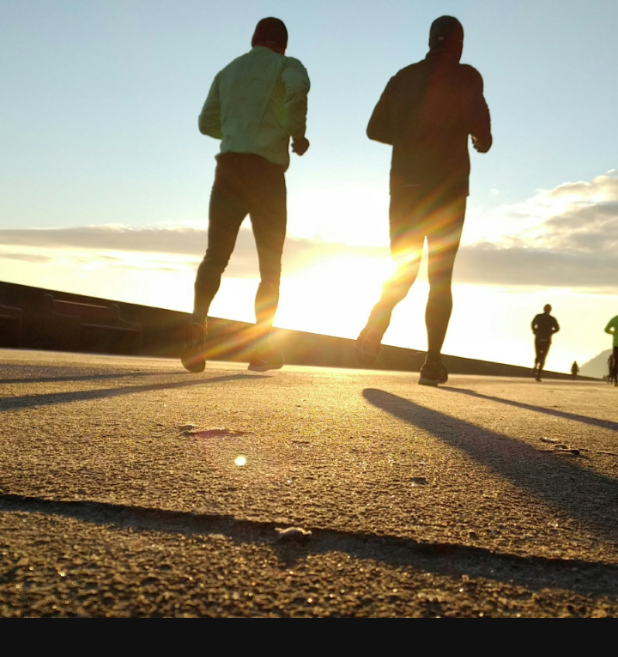
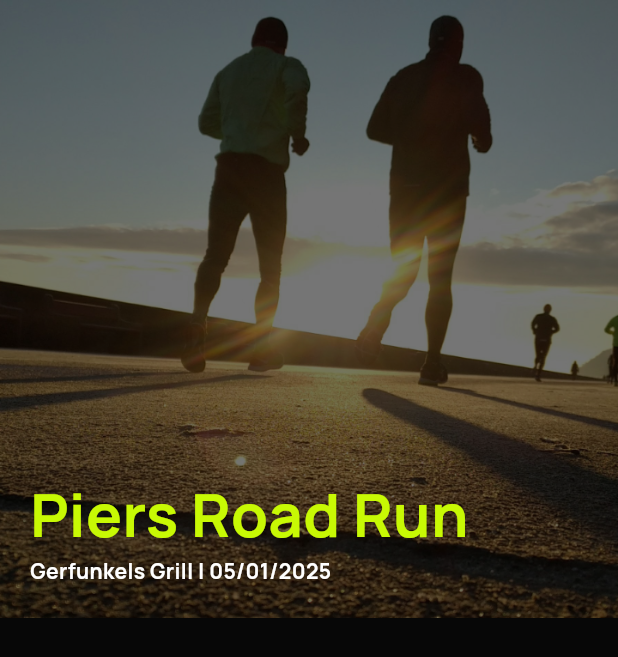
Before and after one commit to tinashemahwenda/runx_app, a Flutter app: the EventDetailsPage screen opened directly, on a phone screen of 412 x 824 dp. Shown: the top 657 px of the screen. Run offline on Flutter 3.47's test engine with Material 3 defaults, Android fonts, the phone set to English and light mode, and no system bars.

Commit message:
Created a nice event details card and heading

```diff
--- a/lib/screens/event_details_page.dart
+++ b/lib/screens/event_details_page.dart
@@ -11,13 +11,52 @@ class EventDetailsPage extends StatelessWidget {
       backgroundColor: AppColor.backgroundColor,
       body: Column(
         children: [
+          Stack(
+            children: [
               SizedBox(
                 width: AppMeasure.width,
                 height: AppMeasure.height / 2,
                 child: Image.asset(
                   'assets/images/event-bg.png',
-              fit: BoxFit.cover,
+                  fit: BoxFit.fitHeight,
                 ),
+              ),
+              Container(
+                width: AppMeasure.width,
+                height: AppMeasure.height,
+                color: Colors.black54,
+              ),
+              Padding(
+                padding: const EdgeInsets.all(20.0),
+                child: Container(
+                  width: AppMeasure.width,
+                  height: AppMeasure.height / 2,
+                  child: Column(
+                    crossAxisAlignment: CrossAxisAlignment.start,
+                    children: [
+                      SizedBox(
+                        height: AppMeasure.height / 2.8,
+                      ),
+                      Text(
+                        'Piers Road Run',
+                        style: TextStyle(
+                          fontSize: 40,
+                          fontWeight: FontWeight.bold,
+                          color: AppColor.limeGreen,
+                        ),
+                      ),
+                      Text(
+                        'Gerfunkels Grill | 05/01/2025',
+                        style: TextStyle(
+                          fontWeight: FontWeight.bold,
+                          color: AppColor.fontColor,
+                        ),
+                      ),
+                    ],
+                  ),
+                ),
+              )
+            ],
           )
         ],
       ),
```
Lines whose indentation alone changed are shown as unchanged.
